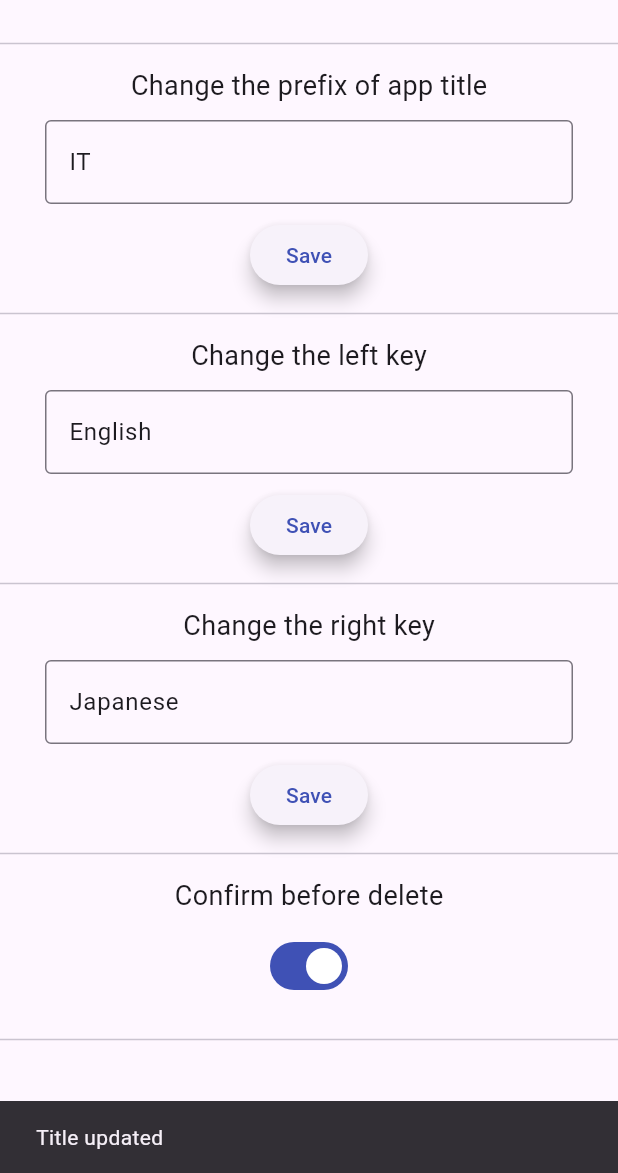
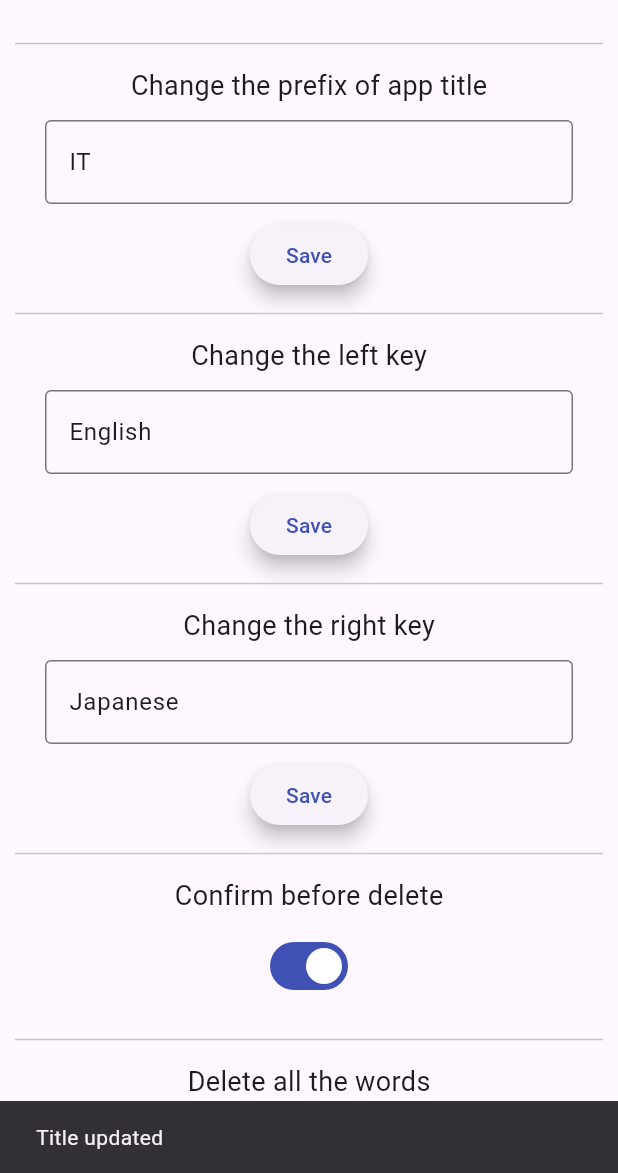
Before and after one commit to kotonekanno/it_dictionary, a Flutter app: the SettingScreen screen opened directly, after a tap on "Save", on a phone screen of 412 x 824 dp, the part 63-1236 px from its top. Run offline on Flutter 3.47's test engine with Material 3 defaults, Android fonts, the phone set to English and light mode, and no system bars; our stand-ins replace csv, file_picker, hive, hive_flutter; accounts and stored records are empty.

Commit message:
スクロール機能の追加

```diff
--- a/lib/providers/word_provider.dart
+++ b/lib/providers/word_provider.dart
@@ -51,6 +51,12 @@ class WordProvider extends ChangeNotifier {
     loadAllWords();
   }
 
+  // Delete all words
+  Future<void> deleteAllWords() async {
+    await _hiveService.deleteAllWords();
+    loadAllWords();
+  }
+
   // Search word
   void search(String query) {
     if (query.isEmpty) {
--- a/lib/screens/home_screen.dart
+++ b/lib/screens/home_screen.dart
@@ -41,16 +41,8 @@ class HomeScreenState extends State<HomeScreen>{
         builder: (context) => CustomDialog(
           title: 'Delete Word?',
           content: 'Are you sure to delete "${word.leftKey}"?',
-          actions: [
-            TextButton(
-              onPressed: () => Navigator.pop(context, false),
-              child: Text('Cancel',style: TextStyle(color: Colors.indigo)),
-            ),
-            TextButton(
-              onPressed: () => Navigator.pop(context, true),
-              child: Text('Delete',style: TextStyle(color: Colors.indigo)),
-            ),
-          ],
+          doText: 'Delete',
+          doFunction: () {Navigator.pop(context, true);},
         )
       );
 
@@ -76,6 +68,78 @@ class HomeScreenState extends State<HomeScreen>{
       ),
       body: CenteredMaxWidth(
         maxWidth: 600,
+        child: LayoutBuilder(
+          builder: (context, constraints) {
+            return Column(
+              children: [
+                Padding(
+                  padding: EdgeInsets.symmetric(vertical: 10, horizontal: 30),
+                  child: TextField(
+                    decoration: InputDecoration(
+                      labelText: 'Search',
+                      border: OutlineInputBorder(),
+                    ),
+                    onChanged: (value) => _onSearchChanged(value, wordProvider),
+                  ),
+                ),
+                Divider(height: 30, indent: 50, endIndent: 50),
+
+                // 👇 ここだけスクロール可能にする
+                Expanded(
+                  child: Consumer<WordProvider>(
+                    builder: (context, wordProvider, _) => ListView.builder(
+                      itemCount: wordProvider.words.length + 1,
+                      itemBuilder: (context, index) {
+                        if (index == 0) {
+                          return CenteredMaxWidth(
+                            maxWidth: 400,
+                            child: Column(
+                              children: [
+                                Padding(
+                                  padding: EdgeInsets.symmetric(horizontal: 30),
+                                  child: Row(
+                                    mainAxisAlignment: MainAxisAlignment.spaceBetween,
+                                    children: [
+                                      Text(leftKey, style: TextStyle(fontSize: 16, fontWeight: FontWeight.w500)),
+                                      Padding(
+                                        padding: EdgeInsets.only(right: 70),
+                                        child: Text(rightKey, style: TextStyle(fontSize: 16, fontWeight: FontWeight.w500)),
+                                      ),
+                                    ],
+                                  ),
+                                ),
+                                Padding(
+                                  padding: EdgeInsets.symmetric(horizontal: 10),
+                                  child: Divider(
+                                    height: 20,
+                                    thickness: 0.5,
+                                    color: Colors.black,
+                                  ),
+                                ),
+                              ],
+                            ),
+                          );
+                        }
+
+                        final word = wordProvider.words[index - 1];
+                        return WordTile(
+                          word: word,
+                          onDelete: () => _confirmAndDelete(context, index - 1, word),
+                        );
+                      },
+                    ),
+                  ),
+                ),
+              ],
+            );
+          },
+        ),
+      ),
+
+      /*
+      body: CenteredMaxWidth(
+        maxWidth: 600,
+        child: SingleChildScrollView(
           child: Column(
             children: [
               Padding(
@@ -137,7 +201,8 @@ class HomeScreenState extends State<HomeScreen>{
               ),
             ],
           ),
-      )
+        ),
+      ),*/
     );
   }
 }
--- a/lib/screens/setting_screen.dart
+++ b/lib/screens/setting_screen.dart
@@ -7,6 +7,11 @@ import '../utils/setting_actions.dart';
 
 class SettingScreen extends StatelessWidget {
   const SettingScreen({super.key});
+
+  static const Widget dividerWithPadding = Padding(
+    padding: EdgeInsets.symmetric(horizontal: 10),
+    child: Divider(height: 30),
+  );
 
   @override
   Widget build(BuildContext context) {
@@ -22,9 +27,10 @@ class SettingScreen extends StatelessWidget {
       ),
       body: CenteredMaxWidth(
         maxWidth: 800,
+        child: SingleChildScrollView(
           child: Column(
             children: [
-            Divider(height: 30),
+              dividerWithPadding,
               TextSettingItem(
                 label: 'Change the prefix of app title',
                 snackBarMessage: 'Title updated',
@@ -33,7 +39,7 @@ class SettingScreen extends StatelessWidget {
                   context.read<SettingProvider>().setAppTitle(value);
                 },
               ),
-            Divider(height: 30),
+              dividerWithPadding,
               TextSettingItem(
                 label: 'Change the left key',
                 snackBarMessage: 'Left key updated',
@@ -42,7 +48,7 @@ class SettingScreen extends StatelessWidget {
                   context.read<SettingProvider>().setLeftKey(value);
                 },
               ),
-            Divider(height: 30),
+              dividerWithPadding,
               TextSettingItem(
                 label: 'Change the right key',
                 snackBarMessage: 'Right key updated',
@@ -51,12 +57,15 @@ class SettingScreen extends StatelessWidget {
                   context.read<SettingProvider>().setRightKey(value);
                 },
               ),
-            Divider(height: 30),
+              dividerWithPadding,
               DeleteSetting(),
-            Divider(height: 30),
+              dividerWithPadding,
+              DeleteAll(),
+              dividerWithPadding,
             ],
           ),
-      )
+        ),
+      ),
     );
   }
 }
--- a/lib/services/hive_service.dart
+++ b/lib/services/hive_service.dart
@@ -21,13 +21,19 @@ class HiveService {
     await box.deleteAt(index);
   }
 
-  //Get all words
+  // Delete all words
+  Future<void> deleteAllWords() async {
+    final box = Hive.box<Word>('words');
+    await box.clear();
+  }
+
+  // Get all words
   List<Word> getAllWords() {
     final box = getBox();
     return box.values.toList();
   }
 
-  //Search word
+  // Search word
   List<Word> searchWords(String query) {
     final box = getBox();
     final lowerQuery = query.toLowerCase();
--- a/lib/utils/setting_actions.dart
+++ b/lib/utils/setting_actions.dart
@@ -1,7 +1,9 @@
 import 'package:flutter/material.dart';
 import 'package:provider/provider.dart';
 import '../providers/setting_provider.dart';
+import '../providers/word_provider.dart';
 import '../widgets/setting_item.dart';
+import '../widgets/custom_dialog.dart';
 
 class DeleteSetting extends StatelessWidget {
   const DeleteSetting({super.key});
@@ -23,3 +25,36 @@ class DeleteSetting extends StatelessWidget {
     );
   }
 }
+
+class DeleteAll extends StatelessWidget {
+  const DeleteAll({super.key});
+
+  @override
+  Widget build(BuildContext context) {
+    return SettingItem(
+      label: 'Delete all the words',
+      inputWidget: IconButton(
+        icon: Icon(Icons.delete_forever, size:45),
+        padding: EdgeInsets.zero,
+        color: Colors.red,
+        onPressed: () async {
+          final confirm = await showDialog<bool>(
+            context: context,
+            builder: (context) => CustomDialog(
+              title: 'Delete all words?',
+              content: 'Are you sure to delete all the words?',
+              doText: 'Delete',
+              doFunction: () {Navigator.pop(context, true);},
+            ),
+          );
+          if (confirm == true) {
+            await context.read<WordProvider>().deleteAllWords();
+            ScaffoldMessenger.of(context).showSnackBar(
+              const SnackBar(content: Text('Deleted all words')),
+            );
+          }
+        },
+      ),
+    );
+  }
+}
--- a/lib/widgets/custom_dialog.dart
+++ b/lib/widgets/custom_dialog.dart
@@ -3,13 +3,15 @@ import 'package:flutter/material.dart';
 class CustomDialog extends StatelessWidget {
   final String title;
   final String content;
-  final List<Widget>? actions;
+  final String doText;
+  final void Function() doFunction;
 
   const CustomDialog({
     super.key,
     required this.title,
     required this.content,
-    this.actions,
+    required this.doText,
+    required this.doFunction,
   });
 
   @override
@@ -17,7 +19,16 @@ class CustomDialog extends StatelessWidget {
     return AlertDialog(
       title: Text(title, style: TextStyle(fontFamily: 'SUSEMono')),
       content: Text(content, style: TextStyle(fontSize: 16)),
-      actions: actions,
+      actions: [
+        TextButton(
+          onPressed: () => Navigator.pop(context, false),
+          child: Text('Cancel', style: TextStyle(color: Colors.indigo)),
+        ),
+        TextButton(
+          onPressed: doFunction,
+          child: Text(doText, style: TextStyle(color: Colors.indigo)),
+        ),
+      ]
     );
   }
 }
--- a/lib/widgets/word_tile.dart
+++ b/lib/widgets/word_tile.dart
@@ -45,7 +45,7 @@ class WordTile extends StatelessWidget {
               SizedBox(width: 30),
               IconButton(
                 icon: Icon(Icons.delete, color: Colors.black),
-                padding: EdgeInsets.zero,
+                padding: EdgeInsets.symmetric(vertical: 5),
                 constraints: BoxConstraints(),
                 onPressed: onDelete,
               ),
```
Lines whose indentation alone changed are shown as unchanged.
